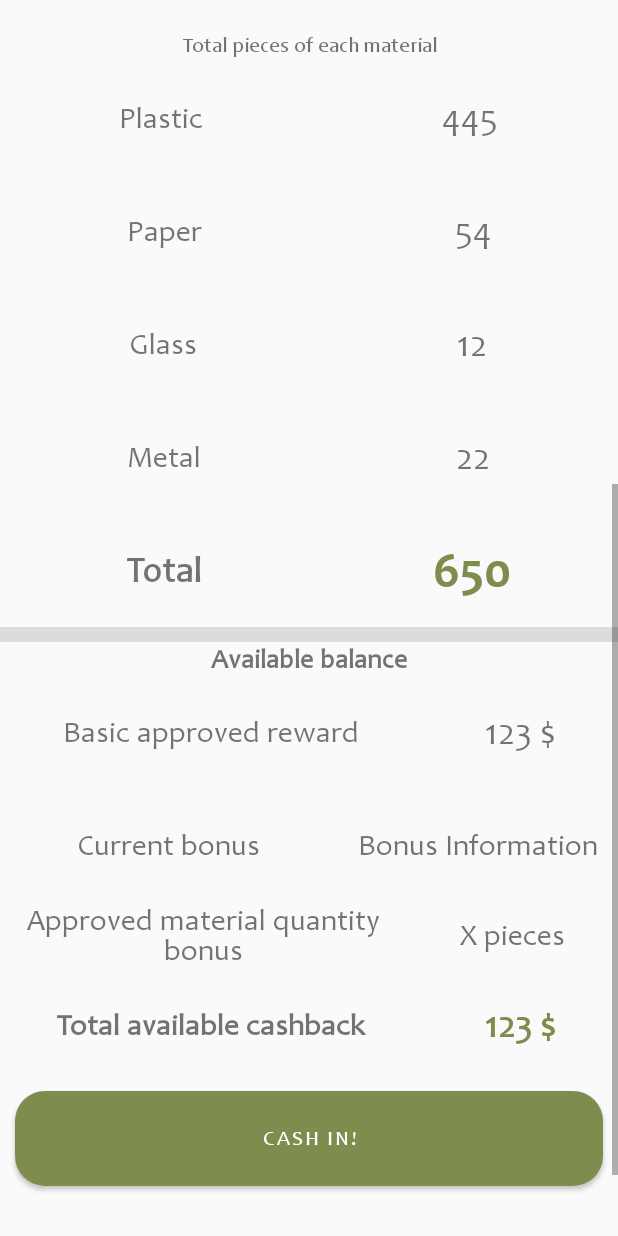
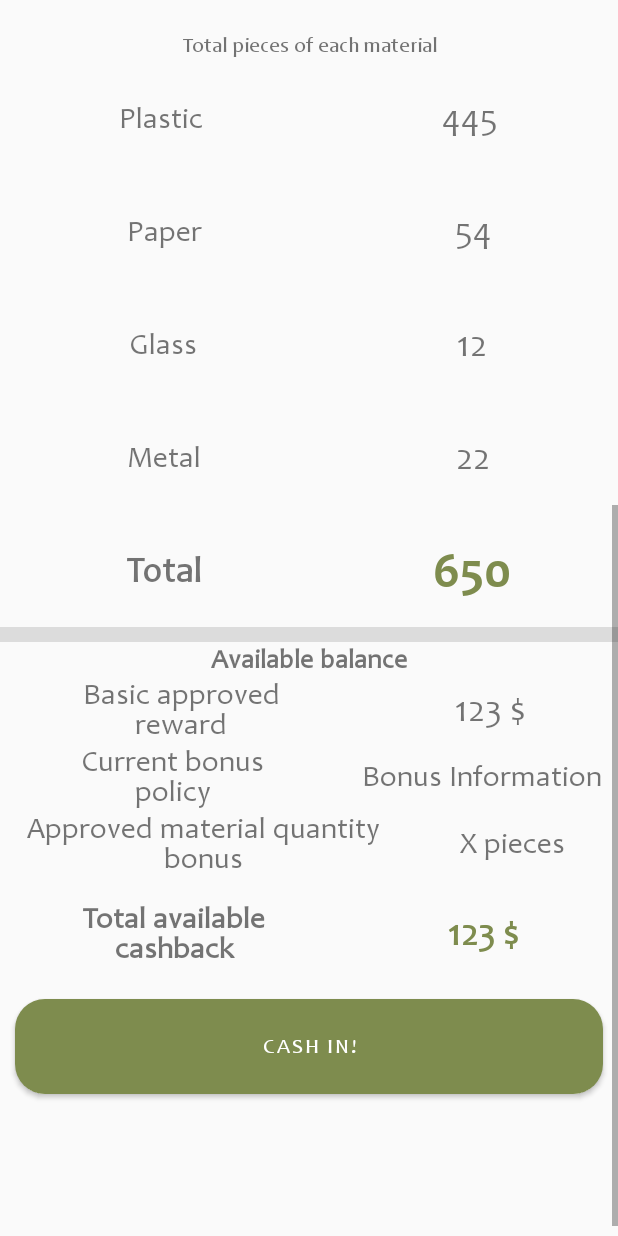
Before and after one commit to bill-chamal/ProjectGreen, an Android app: the layout fragment_user_statistics.xml on its own in the app's theme, with its tools: preview values and no code run, scrolled down 576 dp, on a phone screen of 412 x 824 dp. Run offline under Robolectric (Android 15) with nearby library versions, the phone set to English and light mode, and no system bars; plain views replace PieChart.

Commit message:
Finalizing changes Small message changes More user friendly error message in AI data analysis in case of failure

```diff
--- a/ProjectGreen/app/src/main/java/com/example/projectgreen/AdminViewLeaderboard.java
+++ b/ProjectGreen/app/src/main/java/com/example/projectgreen/AdminViewLeaderboard.java
@@ -245,8 +245,7 @@ public class AdminViewLeaderboard extends Fragment {
 
                 @Override
                 public void onFailure(Throwable t) {
-                    geminiView.setText(t.toString());
-                    t.printStackTrace();
+                    geminiView.setText("Due to regional restrictions, the AI data analysis is not available from your current location.Please try connecting to a server in the United States using a VPN.");
                 }
             }, this.getActivity().getMainExecutor());
         } else
--- a/ProjectGreen/app/src/main/java/com/example/projectgreen/UserStatisticsFragment.java
+++ b/ProjectGreen/app/src/main/java/com/example/projectgreen/UserStatisticsFragment.java
@@ -140,10 +140,10 @@ public class UserStatisticsFragment extends Fragment {
         piechart.setCenterText(String.valueOf(user.getPoints()) + "\npoints");
 
         //provide info about the current bonus
-        ((TextView) view.findViewById(R.id.bonusInfo)).setText("1$ per " + MaterialType.getBonus() + " pieces\nuntil progress bar full");
+        ((TextView) view.findViewById(R.id.bonusInfo)).setText("1$ per " + MaterialType.getBonus() + " pieces,\nuntil progress bar\nis full");
 
         //specify bonus
-        ((TextView) view.findViewById(R.id.apprQty)).setText("Approved material quantity bonus");
+        ((TextView) view.findViewById(R.id.apprQty)).setText("Approved quantity\nbonus");
 
         // Set label score view
         String formattedCashback = String.format("%.2f", user.getTotalCashback());
@@ -178,7 +178,7 @@ public class UserStatisticsFragment extends Fragment {
         GenerativeModelFutures model = GenerativeModelFutures.from(gm);
 
         String textInput = String.format(Locale.US,
-                "You are in a Gamification android app that rewards users for doing progress by recycling. Your purpose is to encourage the user to start recycling when the points are close to 0. Encourage the user to continue recycling when the points are above 0. Encourage the user and reward the user. When the points are 100 or above, the user finished his progress. Reward the user when the points are above or equal to 100 and suggest him to cash in to get rewarded. Be nice to the user, be creative and friendly. Use of emojis are always nice. For example, you could say: Great progress! Keep it up to cash in your available balance. For example, when the points are 100 or above you could say: Your balance is available to cash in! Scroll down for more details. The user’s name is %s. The user now has %d points, what should you say to him. Max words 7-15."
+                "You are in a Gamification android app that rewards users for doing progress by recycling. Your purpose is to encourage the user to start recycling when the points are closer to 0. Encourage the user to continue recycling when they start collecting more points. Encourage the user and reward the user. When the points are 100 or above, the user finished his progress. Reward the user when the points are above or equal to 100 and suggest him to cash in to get rewarded. Be nice to the user, be creative and friendly. Use of emojis are always nice. For example, you could say: Great progress! Keep it up to cash in your available balance. For example, when the points are 100 or above you could say: Your balance is available to cash in! Scroll down for more details. The user’s name is %s. The user now has %d points, what should you say to him. Max words 7-15."
                 , user.getUserName(), user.getPoints());
 
         Content content = new Content.Builder()
--- a/ProjectGreen/app/src/main/res/layout/fragment_user_statistics.xml
+++ b/ProjectGreen/app/src/main/res/layout/fragment_user_statistics.xml
@@ -242,20 +242,19 @@
 
             <LinearLayout
                 android:layout_width="match_parent"
-                android:layout_height="75dp"
+                android:layout_height="wrap_content"
                 android:gravity="center"
                 android:orientation="horizontal">
 
                 <TextView
                     android:id="@+id/apprRwd"
-                    android:layout_width="200dp"
+                    android:layout_width="120dp"
                     android:layout_height="wrap_content"
                     android:layout_weight="1"
                     android:fontFamily="@font/candara"
-                    android:text="Basic approved reward"
+                    android:text="Basic approved\nreward"
                     android:textAlignment="center"
-                    android:textSize="20sp"
-                    />
+                    android:textSize="20sp" />
 
                 <TextView
                     android:id="@+id/lblbalance"
@@ -270,17 +269,17 @@
 
             <LinearLayout
                 android:layout_width="match_parent"
-                android:layout_height="75dp"
+                android:layout_height="wrap_content"
                 android:gravity="center"
                 android:orientation="horizontal">
 
                 <TextView
                     android:id="@+id/textView27"
-                    android:layout_width="200dp"
+                    android:layout_width="210dp"
                     android:layout_height="wrap_content"
                     android:layout_weight="1"
                     android:fontFamily="@font/candara"
-                    android:text="Current bonus"
+                    android:text="Current bonus\npolicy"
                     android:textAlignment="center"
                     android:textSize="20sp" />
 
@@ -331,11 +330,11 @@
 
                 <TextView
                     android:id="@+id/totalCashback"
-                    android:layout_width="200dp"
+                    android:layout_width="100dp"
                     android:layout_height="wrap_content"
                     android:layout_weight="1"
                     android:fontFamily="@font/candara"
-                    android:text="Total available cashback"
+                    android:text="Total available\ncashback"
                     android:textAlignment="center"
                     android:textSize="20sp"
                     android:textStyle="bold"
```
